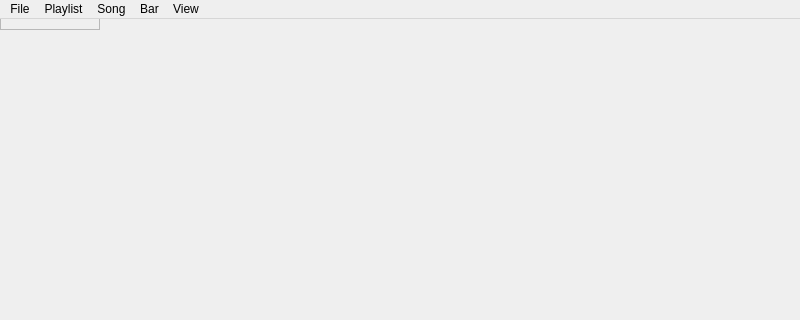
Qt form nashville.ui (mexicowilly/Nashville) before a commit; both pictures show x 0 to 800 and y 0 to 320 of the 800 by 600 pixel window.
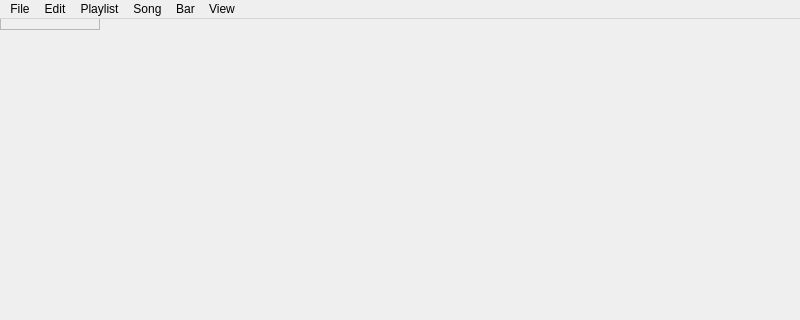
The same form after that commit.

Diff of the .ui file:
```diff
--- a/nashville.ui
+++ b/nashville.ui
@@ -34,6 +34,13 @@
     <addaction name="separator"/>
     <addaction name="actionExit"/>
    </widget>
+   <widget class="QMenu" name="menuEdit">
+    <property name="title">
+     <string>Edit</string>
+    </property>
+    <addaction name="actionUndo"/>
+    <addaction name="actionRedo"/>
+   </widget>
    <widget class="QMenu" name="menuPlaylist">
     <property name="title">
      <string>Playlist</string>
@@ -97,6 +104,7 @@
     <addaction name="menuTextSize"/>
    </widget>
    <addaction name="menuFile"/>
+   <addaction name="menuEdit"/>
    <addaction name="menuPlaylist"/>
    <addaction name="menuSong"/>
    <addaction name="menuBar"/>
```
Left out of the diff: 10 changed lines with no effect on the pictures.
